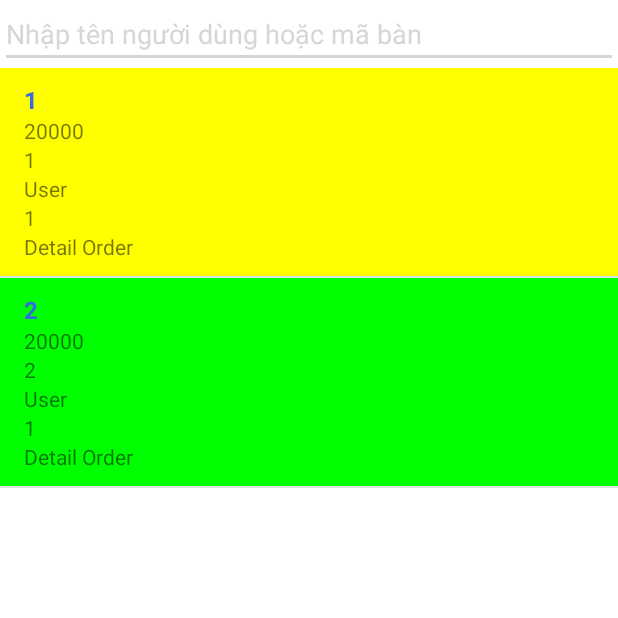
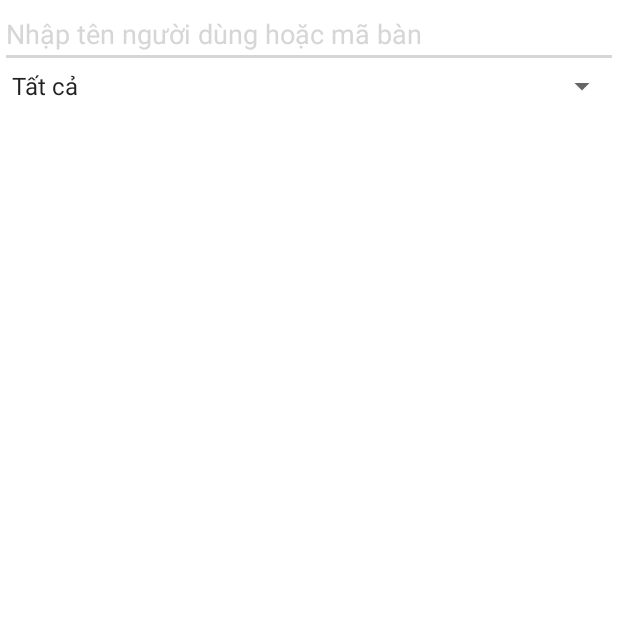
Before and after one commit to trilong0610/coffee-order, an Android app: the fragment OrderFragment shown on its own in the app's theme, on a phone screen of 412 x 824 dp, the top half of it. Run offline under Robolectric (Android 15) with nearby library versions, the phone set to English and light mode, and no system bars; our stand-ins replace Firebase (no records; nobody signed in at launch, a user with empty details on screens opened directly).

Commit message:
Thêm lọc hóa đơn

```diff
--- a/app/src/main/java/com/example/coffeeorder/data/OrderAdapter.java
+++ b/app/src/main/java/com/example/coffeeorder/data/OrderAdapter.java
@@ -56,13 +56,13 @@ public class OrderAdapter extends RecyclerView.Adapter<OrderAdapter.OrderViewHol
         holder.id_table.setText(data.getIdTable());
         holder.detail_order.setText(data.getDetailOrder());
         if(data.statusOrder == 0) {
-            holder.itemView.setBackgroundColor(Color.RED);
+            holder.itemView.setBackgroundColor(Color.parseColor("#850000"));
         }
             else if(data.statusOrder == 1)
-                holder.itemView.setBackgroundColor(Color.YELLOW);
+                holder.itemView.setBackgroundColor(Color.parseColor("#d47f00"));
             else
         {
-            holder.itemView.setBackgroundColor(Color.GREEN);
+            holder.itemView.setBackgroundColor(Color.parseColor("#00963a"));
         }
             holder.itemView.setOnClickListener(new View.OnClickListener() {
                 @Override
--- a/app/src/main/java/com/example/coffeeorder/fragment/OrderFragment.java
+++ b/app/src/main/java/com/example/coffeeorder/fragment/OrderFragment.java
@@ -1,6 +1,7 @@
 package com.example.coffeeorder.fragment;
 
 import android.content.ClipData;
+import android.graphics.Color;
 import android.os.Bundle;
 import android.text.Editable;
 import android.text.TextWatcher;
@@ -8,9 +9,13 @@ import android.util.Log;
 import android.view.LayoutInflater;
 import android.view.View;
 import android.view.ViewGroup;
+import android.widget.AdapterView;
+import android.widget.ArrayAdapter;
 import android.widget.EditText;
+import android.widget.Spinner;
 
 import androidx.annotation.NonNull;
+import androidx.appcompat.app.AppCompatDelegate;
 import androidx.fragment.app.Fragment;
 import androidx.recyclerview.widget.DefaultItemAnimator;
 import androidx.recyclerview.widget.DividerItemDecoration;
@@ -52,11 +57,8 @@ public class OrderFragment extends Fragment {
         recyclerView.setLayoutManager(mLayoutManager);
         recyclerView.setItemAnimator(new DefaultItemAnimator());
         recyclerView.setAdapter(mAdapter);
-        // Xử lý sự kiện tìm kiếm
-        // 1. Lấy dữ liệu từ Firebase
-        // 2. Lọc dữ liệu
-        // 3. Hiển thị dữ liệu
 
+        //Xử lý search
         EditText searchEditText = view.findViewById(R.id.searchEditText);
         searchEditText.addTextChangedListener(new TextWatcher() {
             @Override
@@ -73,10 +75,31 @@ public class OrderFragment extends Fragment {
                 filter(keyword);
             }
         });
+        //Xử lý spinner
+        Spinner filterSpinner = view.findViewById(R.id.spinner2);
+        ArrayAdapter<CharSequence> spinnerAdapter = ArrayAdapter.createFromResource(
+                getContext(),
+                R.array.filter_options, // Tạo một mảng string trong strings.xml với các tùy chọn lọc
+                android.R.layout.simple_spinner_item
+        );
+        spinnerAdapter.setDropDownViewResource(android.R.layout.simple_spinner_dropdown_item);
+        filterSpinner.setAdapter(spinnerAdapter);
+        filterSpinner.setOnItemSelectedListener(new AdapterView.OnItemSelectedListener() {
+            @Override
+            public void onItemSelected(AdapterView<?> parent, View view, int position, long id) {
+                String selectedOption = parent.getItemAtPosition(position).toString();
+                filterStatus(selectedOption);
+            }
+
+            @Override
+            public void onNothingSelected(AdapterView<?> parent) {
+            }
+        });
         prepareMovieData();
         return view;
+    }
 
-    }
+
     private void filter(String keyword) {
         filteredList.clear();
 
@@ -88,14 +111,57 @@ public class OrderFragment extends Fragment {
 
         mAdapter.filterList(filteredList);
     }
+    private void filterStatus(String selectedOption) {
+        filteredList.clear();
+
+        // Lọc dữ liệu dựa trên tùy chọn được chọn
+        if (selectedOption.equals("Tất cả")) {
+            // Lọc dữ liệu cho Option 1
+            for (OrderModel item : dataList) {
+
+                // Kiểm tra và thêm item vào danh sách lọc
+                if (item.getStatusOrder() == 0 || item.getStatusOrder() == 1 || item.getStatusOrder() == 2) {
+                    filteredList.add(item);
+                }
+            }
+        }
+        if (selectedOption.equals("Chưa hoàn thành (0)")) {
+            // Lọc dữ liệu cho Option 1
+            for (OrderModel item : dataList) {
+
+                // Kiểm tra và thêm item vào danh sách lọc
+                if (item.getStatusOrder() == 0) {
+                    filteredList.add(item);
+                }
+            }
+        } else if (selectedOption.equals("Đã hoàn thành (1)")) {
+            // Lọc dữ liệu cho Option 2
+            for (OrderModel item : dataList) {
+                // Kiểm tra và thêm item vào danh sách lọc
+                if (item.getStatusOrder() == 1) {
+                    filteredList.add(item);
+                }
+            }
+        } else if (selectedOption.equals("Đã thanh toán (2)")) {
+            // Lọc dữ liệu cho Option 3
+            for (OrderModel item : dataList) {
+                // Kiểm tra và thêm item vào danh sách lọc
+                if (item.getStatusOrder() == 2) {
+                    filteredList.add(item);
+                }
+            }
+        }
+
+        mAdapter.filterList(filteredList);
+    }
 
     private void prepareMovieData()
     {
         loadData();
-        OrderModel orderModel = new OrderModel("1", 1, 20000, "User", "Detail Order", "1", orderDetails);
+        /*OrderModel orderModel = new OrderModel("1", 1, 20000, "User", "Detail Order", "1", orderDetails);
         dataList.add(orderModel);
         orderModel = new OrderModel("2", 2, 20000, "User", "Detail Order", "1", orderDetails);
-        dataList.add(orderModel);
+        dataList.add(orderModel);*/
         mAdapter.notifyDataSetChanged();
     }
     private void initEvent(View view) {
--- a/app/src/main/res/layout/fragment_order.xml
+++ b/app/src/main/res/layout/fragment_order.xml
@@ -21,6 +21,12 @@
             android:textColorHint="@color/black"
             />
 
+        <Spinner
+            android:id="@+id/spinner2"
+            android:layout_width="match_parent"
+            android:layout_height="wrap_content"
+            />
+
         <RelativeLayout
             android:layout_width="match_parent"
             android:layout_height="639dp">
@@ -30,7 +36,9 @@
                 android:layout_width="wrap_content"
                 android:layout_height="wrap_content"
                 android:scrollbars="vertical" />
+
         </RelativeLayout>
+
     </LinearLayout>
 
 </FrameLayout>
--- a/app/src/main/res/menu/bottom_menu.xml
+++ b/app/src/main/res/menu/bottom_menu.xml
@@ -3,7 +3,7 @@
     xmlns:app="http://schemas.android.com/apk/res-auto">
     <item
         android:id="@+id/mnu_item_home"
-        android:title="Trang chủ"
+        android:title="Bán hàng"
         android:icon="@drawable/ic_outline_home_24"
         app:cnb_iconColor="@color/facebook"
         />
@@ -15,13 +15,13 @@
         />
     <item
         android:id="@+id/mnu_item_analysis"
-        android:title="Thông kê"
+        android:title="Thống kê"
         android:icon="@drawable/ic_baseline_insert_chart_outlined_24"
         app:cnb_iconColor="@color/pink"
         />
     <item
         android:id="@+id/mnu_item_admin"
-        android:title="Admin"
+        android:title="Quản lý"
         android:icon="@drawable/ic_baseline_insert_chart_outlined_24"
         app:cnb_iconColor="@color/pink"
         />
--- a/app/src/main/res/values/strings.xml
+++ b/app/src/main/res/values/strings.xml
@@ -2,4 +2,10 @@
     <string name="app_name">CoffeeOrder</string>
     <!-- TODO: Remove or change this placeholder text -->
     <string name="hello_blank_fragment">Hello blank fragment</string>
+    <string-array name="filter_options">
+        <item>Tất cả</item>
+        <item>Chưa hoàn thành (0)</item>
+        <item>Đã hoàn thành (1)</item>
+        <item>Đã thanh toán (2)</item>
+    </string-array>
 </resources>
```
